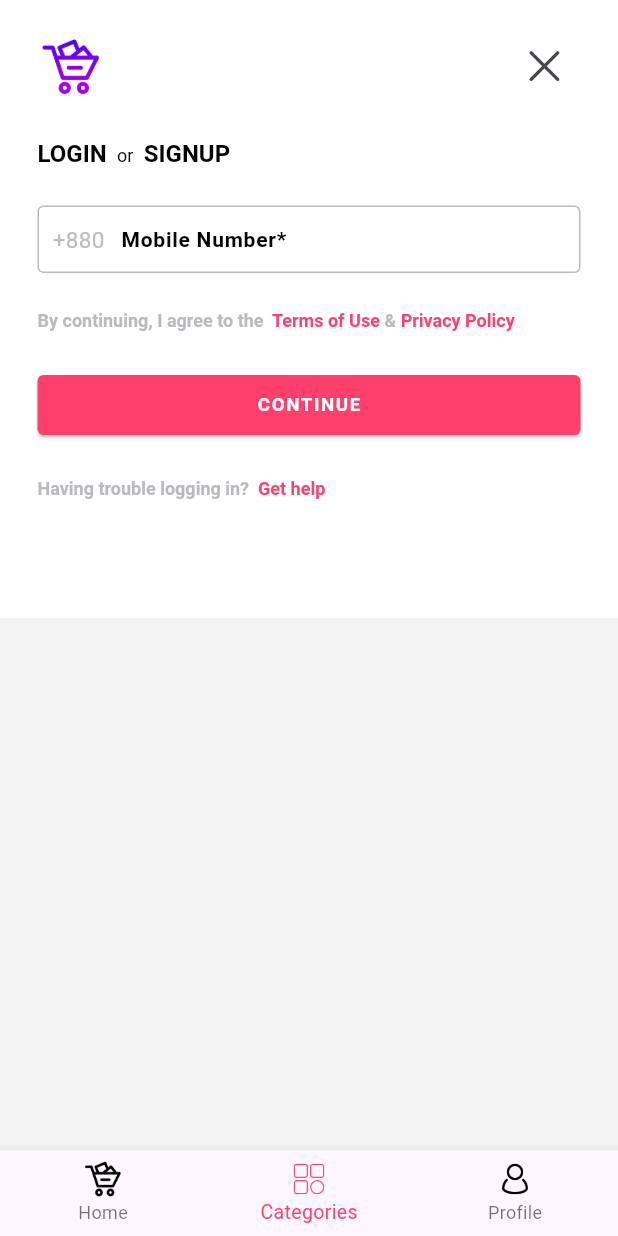
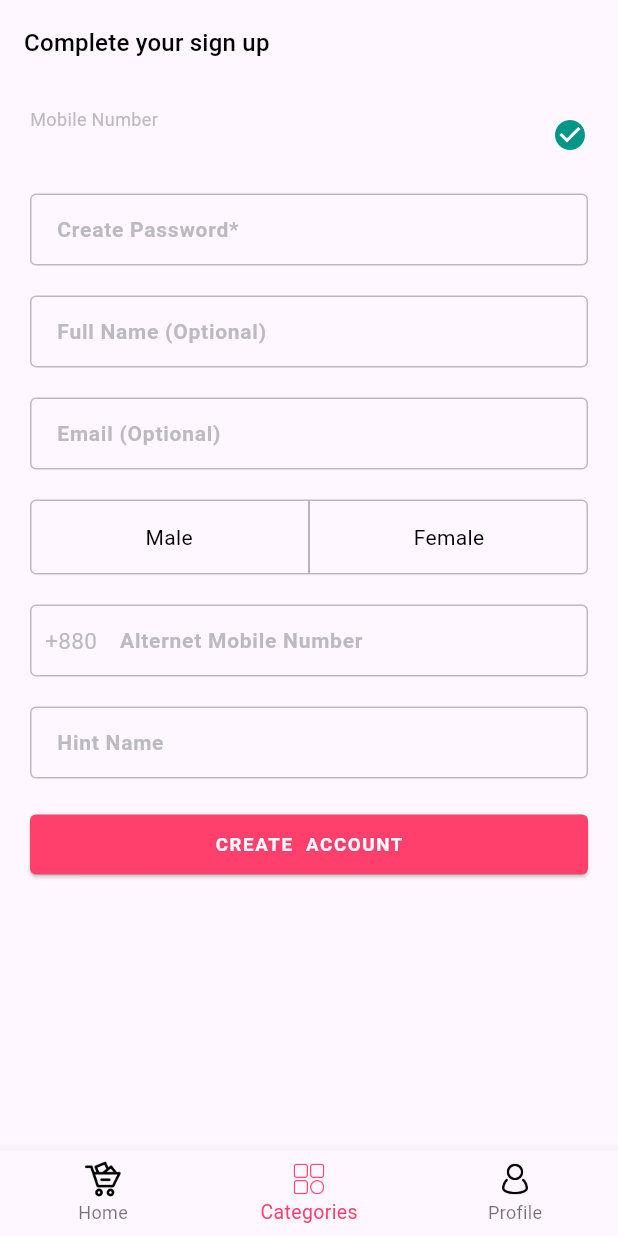
Before and after one commit to SakibJaber/StyleStitch, a Flutter app: the screen it shows after launch, item 2 of the bottom bar chosen, on a phone screen of 412 x 824 dp. Run offline on Flutter 3.47's test engine with Material 3 defaults, Android fonts, the phone set to English and light mode, and no system bars; our stand-ins replace flutter_secure_storage, get.

Commit message:
register section complete

```diff
--- /dev/null
+++ b/lib/components/sex_button.dart
@@ -0,0 +1,80 @@
+import 'package:flutter/material.dart';
+import 'package:get/get.dart';
+import 'package:style_stitch/features/register/controller/register_controller.dart';
+
+import 'package:style_stitch/theme/colors.dart';
+
+class SexButton extends StatelessWidget {
+   SexButton(
+      {super.key, required this.onGenderTap, required this.genderValue});
+
+  final Function(String value) onGenderTap;
+  final String genderValue;
+
+  var registerController = Get.put(RegisterController());
+
+  //  String genderValue = '';
+
+  // void onGenderTap(String gender) {
+  @override
+  Widget build(BuildContext context) {
+    return Container(
+      height: 50,
+      decoration: BoxDecoration(
+        border: Border.all(width: 1, color: AppColor.captionColor),
+        borderRadius: BorderRadius.circular(4),
+      ),
+      child: Row(
+        children: [
+          Flexible(
+            flex: 1,
+            child: InkWell(
+              onTap: () {
+                onGenderTap('Male');
+              },
+              child: Container(
+                color: genderValue == 'Male'
+                    ? AppColor.buttonColor
+                    : Colors.transparent,
+                child: Center(
+                  child: Text('Male',
+                      style: TextStyle(
+                          color: genderValue == 'Male'
+                              ? Colors.white
+                              : Colors.black)),
+                ),
+              ),
+            ),
+          ),
+          const VerticalDivider(
+            color: Colors.grey,
+            width: 3,
+            thickness: 1,
+          ),
+          Flexible(
+            flex: 1,
+            child: InkWell(
+              onTap: () {
+                onGenderTap('Female');
+              },
+              child: Container(
+                color: genderValue == 'Female'
+                    ? AppColor.buttonColor
+                    : Colors.transparent,
+                child: Center(
+                  child: Text(
+                    'Female',
+                    style: TextStyle(
+                        color: genderValue == 'Female'
+                            ? Colors.white
+                            : Colors.black),
+                  ),
+                ),
+              ),
+            ),
+          ),
+        ],
+      ),
+    );
+  }
+}
--- /dev/null
+++ b/lib/components/solid_button.dart
@@ -0,0 +1,38 @@
+import 'package:flutter/material.dart';
+import 'package:style_stitch/theme/colors.dart';
+
+class SolidButton extends StatelessWidget {
+  const SolidButton(
+      {super.key, required this.onPressed, required this.btnText, required this.width});
+  final Function() onPressed;
+  final String btnText;
+  final double width;
+
+  @override
+  Widget build(BuildContext context) {
+    return Center(
+      child: ElevatedButton(
+        style: ElevatedButton.styleFrom(
+            backgroundColor: AppColor.buttonColor,
+            shape: RoundedRectangleBorder(
+              borderRadius: BorderRadius.circular(4.0),
+            )),
+        onPressed: onPressed,
+        child: SizedBox(
+          width: MediaQuery.of(context).size.width * width,
+          child: Center(
+            child: Text(
+              btnText,
+              style: const TextStyle(
+                color: Colors.white,
+                fontSize: 12.5,
+                fontWeight: FontWeight.bold,
+                letterSpacing: 1.05,
+              ),
+            ),
+          ),
+        ),
+      ),
+    );
+  }
+}
--- /dev/null
+++ b/lib/components/text_from_field.dart
@@ -0,0 +1,72 @@
+import 'package:flutter/material.dart';
+import 'package:style_stitch/theme/colors.dart';
+
+class TextFromField extends StatelessWidget {
+  const TextFromField({
+    super.key,
+    required this.labelText,
+    this.prefixIcon,
+    this.validator,
+    required this.keyboardType, this.textEditingController,
+  });
+
+  final String labelText;
+  final TextInputType keyboardType;
+  final Widget? prefixIcon;
+  final String? Function(String? value)? validator;
+  final TextEditingController? textEditingController;
+
+  @override
+  Widget build(BuildContext context) {
+    return SizedBox(
+      // height: 45,
+      child: TextFormField(
+        // keyboardType: TextInputType.number,
+        keyboardType: keyboardType,
+        controller: textEditingController,
+        style: TextStyle(
+          color: AppColor.captionColor,
+          fontSize: 15,
+          fontWeight: FontWeight.bold,
+        ),
+        validator: validator,
+        // controller: controller.loginEditController, //? controller
+        decoration: InputDecoration(
+          contentPadding:
+              const EdgeInsets.only(top: 20, left: 10, bottom: 2, right: 10),
+          labelText: labelText,
+          labelStyle: TextStyle(
+            color: AppColor.captionColor,
+            fontSize: 14,
+            fontWeight: FontWeight.bold,
+          ),
+          prefixIcon: prefixIcon,
+          enabledBorder: OutlineInputBorder(
+            borderSide: BorderSide(
+              width: 1,
+              color: AppColor.captionColor,
+            ),
+          ),
+          focusedBorder: const OutlineInputBorder(
+            borderSide: BorderSide(
+              width: 1,
+              color: Colors.black54,
+            ),
+          ),
+          errorBorder: const OutlineInputBorder(
+            borderSide: BorderSide(
+              color: Colors.red,
+              width: 1,
+            ),
+          ),
+          focusedErrorBorder: const OutlineInputBorder(
+            borderSide: BorderSide(
+              color: Colors.red,
+              width: 1,
+            ),
+          ),
+        ),
+      ),
+    );
+  }
+}
--- a/lib/features/Categories/categories_page.dart
+++ b/lib/features/Categories/categories_page.dart
@@ -1,5 +1,5 @@
 import 'package:flutter/material.dart';
-import 'package:style_stitch/features/login/login_bottomsheet.dart';
+import 'package:style_stitch/features/register/register_page.dart';
 import 'package:style_stitch/theme/colors.dart';
 
 class CategoriesPage extends StatefulWidget {
@@ -12,11 +12,10 @@ class CategoriesPage extends StatefulWidget {
 class _CategoriesPageState extends State<CategoriesPage> {
   @override
   Widget build(BuildContext context) {
-    return  Scaffold(
-backgroundColor: AppColor.scaffoldBgColor,
-      body: SafeArea(
-        child: LoginBottomsheet(),
-      ),
+    return Scaffold(
+      backgroundColor: AppColor.scaffoldBgColor,
+      // body: const SafeArea(child: Text('Category')),
+      body: RegisterPage(),
     );
   }
 }
--- a/lib/features/home_page/home_page.dart
+++ b/lib/features/home_page/home_page.dart
@@ -10,8 +10,10 @@ class HomePage extends StatefulWidget {
 class _HomePageState extends State<HomePage> {
   @override
   Widget build(BuildContext context) {
-    return Scaffold(
-      body: Center(child: Text('home'),),
+    return const Scaffold(
+      body: Center(
+        child: Text('home'),
+      ),
     );
   }
 }
--- a/lib/features/landing_page.dart
+++ b/lib/features/landing_page.dart
@@ -1,9 +1,8 @@
 import 'package:flutter/material.dart';
 import 'package:style_stitch/features/sp_icon/sp_icon.dart';
 
-
 class LandingPage extends StatefulWidget {
-  LandingPage({Key? key}) : super(key: key);
+  const LandingPage({super.key});
 
   @override
   _LandingPageState createState() => _LandingPageState();
@@ -24,31 +23,28 @@ class _LandingPageState extends State<LandingPage> {
               currentIndex = index;
             });
           },
-        items: [
+          items: const [
             BottomNavigationBarItem(
               icon: SPIcon(
                 assetname: "logo-black.png",
-
               ),
               label: "Home",
             ),
             BottomNavigationBarItem(
               icon: SPIcon(
                 assetname: "categories.png",
-
               ),
               label: "Categories",
             ),
             BottomNavigationBarItem(
               icon: SPIcon(
                 assetname: "profile.png",
-
               ),
               label: "Profile",
             ),
           ],
         ),
-      body:Text('data')
+        body: const Text('data')
         //  pages[currentIndex],
         );
   }
--- a/lib/features/landing_page/landing_page.dart
+++ b/lib/features/landing_page/landing_page.dart
@@ -1,5 +1,5 @@
 import 'package:flutter/material.dart';
-import 'package:style_stitch/features/Categories/categories_page.dart';
+import 'package:style_stitch/features/categories/categories_page.dart';
 import 'package:style_stitch/features/home_page/home_page.dart';
 import 'package:style_stitch/features/profile_page/profile_page.dart';
 import 'package:style_stitch/features/sp_icon/sp_icon.dart';
--- a/lib/features/login/login_bottomsheet.dart
+++ b/lib/features/login/login_bottomsheet.dart
@@ -1,15 +1,21 @@
 import 'package:flutter/cupertino.dart';
 import 'package:flutter/material.dart';
+import 'package:get/get.dart';
+import 'package:style_stitch/components/solid_button.dart';
+import 'package:style_stitch/features/login/controller/login_controller.dart';
 import 'package:style_stitch/theme/colors.dart';
 
 class LoginBottomsheet extends StatelessWidget {
-  const LoginBottomsheet({super.key});
+  LoginBottomsheet({super.key});
+
+  LoginController controller = Get.put(LoginController());
 
   @override
   Widget build(BuildContext context) {
     return Container(
       height: MediaQuery.of(context).size.height / 2,
       color: Colors.white,
+      child: SingleChildScrollView(
         child: Padding(
           padding: const EdgeInsets.symmetric(vertical: 20, horizontal: 25),
           child: Column(
@@ -24,7 +30,9 @@ class LoginBottomsheet extends StatelessWidget {
                     height: 45.0,
                   ),
                   IconButton(
-                    onPressed: () {},
+                      onPressed: () {
+                        Get.back();
+                      },
                       icon: const Icon(
                         CupertinoIcons.clear,
                         size: 30,
@@ -32,7 +40,7 @@ class LoginBottomsheet extends StatelessWidget {
                 ],
               ),
               const SizedBox(
-              height: 25.0,
+                height: 20.0,
               ),
               RichText(
                 text: const TextSpan(
@@ -73,9 +81,10 @@ class LoginBottomsheet extends StatelessWidget {
                     fontSize: 15,
                     fontWeight: FontWeight.bold,
                   ),
+                  controller: controller.loginEditController, //? controller
                   decoration: InputDecoration(
                     contentPadding: const EdgeInsets.only(top: 20),
-                  labelText: 'Mobile Number*',
+                    labelText: '  Mobile Number*',
                     labelStyle: const TextStyle(
                       color: Colors.black,
                       fontSize: 14,
@@ -142,34 +151,15 @@ class LoginBottomsheet extends StatelessWidget {
                 ),
               ),
               const SizedBox(
-              height: 25.0,
+                height: 20.0,
               ),
-            Center(
-              child: ElevatedButton(
-                style: ElevatedButton.styleFrom(
-                    backgroundColor: AppColor.buttonColor,
-                    shape: RoundedRectangleBorder(
-                      borderRadius: BorderRadius.circular(4.0),
-                    )),
-                onPressed: () {},
-                child: SizedBox(
-                  width: MediaQuery.of(context).size.width * .80,
-                  child: const Center(
-                    child: Text(
-                      'CONTINUE',
-                      style: TextStyle(
-                        color: Colors.white,
-                        fontSize: 12.5,
-                        fontWeight: FontWeight.bold,
-                        letterSpacing: 1.05,
-                      ),
-                    ),
-                  ),
-                ),
-              ),
+              SolidButton(
+                onPressed: controller.login,
+                btnText: 'CONTINUE',
+                width: 0.80,
               ),
               const SizedBox(
-              height: 25.0,
+                height: 50.0,
               ),
               RichText(
                 text: TextSpan(
@@ -194,6 +184,7 @@ class LoginBottomsheet extends StatelessWidget {
             ],
           ),
         ),
+      ),
     );
   }
 }
--- /dev/null
+++ b/lib/features/login/model/login_model.dart
@@ -0,0 +1,27 @@
+// To parse this JSON data, do
+//
+//     final loginModel = loginModelFromJson(jsonString);
+
+
+import 'dart:convert';
+
+LoginModel loginModelFromJson(String str) =>
+    LoginModel.fromJson(json.decode(str));
+
+String loginModelToJson(LoginModel data) => json.encode(data.toJson());
+
+class LoginModel {
+  String phone;
+
+  LoginModel({
+    required this.phone,
+  });
+
+  factory LoginModel.fromJson(Map<String, dynamic> json) => LoginModel(
+        phone: json["phone"],
+      );
+
+  Map<String, dynamic> toJson() => {
+        "phone": phone,
+      };
+}
--- /dev/null
+++ b/lib/features/register/controller/register_controller.dart
@@ -0,0 +1,44 @@
+import 'dart:convert';
+import 'package:flutter/material.dart';
+import 'package:get/get.dart';
+import 'package:style_stitch/features/landing_page/landing_page.dart';
+import 'package:style_stitch/features/login/controller/login_controller.dart';
+import 'package:style_stitch/features/register/model/register_model.dart';
+import 'package:style_stitch/service/network/network_handler.dart';
+
+var loginController = Get.put(LoginController());
+
+class RegisterController extends GetxController {
+  TextEditingController passwordTextController = TextEditingController();
+  TextEditingController nameTextController = TextEditingController();
+  TextEditingController emailTextController = TextEditingController();
+  TextEditingController alternativeNumberTextController =
+      TextEditingController();
+  TextEditingController hintNameTextController = TextEditingController();
+  RxString selectedGender = ''.obs;
+
+  void register() async {
+    print('object1');
+    RegisterModel registerModel = RegisterModel(
+      phone: loginController.loginEditController.text,
+      name: nameTextController.text,
+      password: passwordTextController.text,
+      email: emailTextController.text,
+      alterNumber: alternativeNumberTextController.text,
+      hint: hintNameTextController.text,
+      gender: selectedGender.value,
+    );
+
+    var response = await NetworkHandler.post(
+        registerModelToJson(registerModel), 'user/updateByPhone');
+
+    print(response);
+    var data = json.decode(response);
+    print(data);
+
+    if (data['message'] == "User Register Successfully") {
+      Get.to(() => const LandingPage());
+      // Get.offAll(const LandingPage());
+    }
+  }
+}
--- /dev/null
+++ b/lib/features/register/model/register_model.dart
@@ -0,0 +1,47 @@
+import 'package:meta/meta.dart';
+import 'dart:convert';
+
+RegisterModel registerModelFromJson(String str) =>
+    RegisterModel.fromJson(json.decode(str));
+
+String registerModelToJson(RegisterModel data) => json.encode(data.toJson());
+
+class RegisterModel {
+  String phone;
+  String name;
+  String email;
+  String alterNumber;
+  String password;
+  String hint;
+  String gender;
+
+  RegisterModel({
+    required this.phone,
+    required this.name,
+    required this.email,
+    required this.alterNumber,
+    required this.password,
+    required this.hint,
+    required this.gender,
+  });
+
+  factory RegisterModel.fromJson(Map<String, dynamic> json) => RegisterModel(
+        phone: json["phone"],
+        name: json["name"],
+        email: json["email"],
+        alterNumber: json["alterNumber"],
+        password: json["password"],
+        hint: json["hint"],
+        gender: json["gender"],
+      );
+
+  Map<String, dynamic> toJson() => {
+        "phone": phone,
+        "name": name,
+        "email": email,
+        "alterNumber": alterNumber,
+        "password": password,
+        "hint": hint,
+        "gender": gender,
+      };
+}
--- /dev/null
+++ b/lib/features/register/register_page.dart
@@ -0,0 +1,157 @@
+import 'package:flutter/material.dart';
+import 'package:get/get.dart';
+import 'package:get/get_connect/http/src/utils/utils.dart';
+import 'package:style_stitch/components/sex_button.dart';
+import 'package:style_stitch/components/solid_button.dart';
+import 'package:style_stitch/components/text_from_field.dart';
+import 'package:style_stitch/features/login/controller/login_controller.dart';
+import 'package:style_stitch/features/register/controller/register_controller.dart';
+import 'package:style_stitch/theme/colors.dart';
+
+class RegisterPage extends StatelessWidget {
+  RegisterPage({super.key});
+  final formKey = GlobalKey<FormState>();
+  var loginController = Get.put(LoginController());
+  var registerController = Get.put(RegisterController());
+
+  @override
+  Widget build(BuildContext context) {
+    return Scaffold(
+        // backgroundColor: AppColor.scaffoldBgColor,
+        appBar: AppBar(
+          title: const Text(
+            'Complete your sign up',
+            style: TextStyle(
+                color: Colors.black,
+                fontWeight: FontWeight.w500,
+                fontSize: 16.0),
+          ),
+        ),
+        body: SingleChildScrollView(
+          child: Padding(
+            padding:
+                const EdgeInsets.symmetric(horizontal: 20.0, vertical: 15.0),
+            child: Form(
+              key: formKey,
+              child: Column(
+                children: [
+                  Row(
+                    mainAxisAlignment: MainAxisAlignment.spaceBetween,
+                    children: [
+                      Column(
+                        children: [
+                          Padding(
+                            padding: const EdgeInsets.only(right: 30),
+                            child: Text(
+                              'Mobile Number',
+                              style: TextStyle(
+                                  fontSize: 12.0, color: AppColor.captionColor),
+                            ),
+                          ),
+                          Text(
+                            loginController.loginEditController.text,
+                            style: TextStyle(
+                                fontSize: 15.0, color: AppColor.headingColor6),
+                          ),
+                        ],
+                      ),
+                      const Icon(
+                        Icons.check_circle,
+                        color: Colors.teal,
+                      )
+                    ],
+                  ),
+                  const SizedBox(
+                    height: 20.0,
+                  ),
+                  TextFromField(
+                    textEditingController:
+                        registerController.passwordTextController,
+                    keyboardType: TextInputType.visiblePassword,
+                    labelText: ' Create Password*',
+                    // validator: (value) {
+                    //   if (value!.isEmpty) {
+                    //     return "Password can't be empty";
+                    //   }
+                    //   print(value);
+                    //   return (value);
+                    // },
+                  ),
+                  const SizedBox(
+                    height: 20.0,
+                  ),
+                  TextFromField(
+                    textEditingController:
+                        registerController.nameTextController,
+                    labelText: ' Full Name (Optional)',
+                    keyboardType: TextInputType.name,
+                  ),
+                  const SizedBox(
+                    height: 20.0,
+                  ),
+                  TextFromField(
+                    textEditingController:
+                        registerController.emailTextController,
+                    keyboardType: TextInputType.emailAddress,
+                    labelText: ' Email (Optional)',
+                  ),
+                  const SizedBox(
+                    height: 20.0,
+                  ),
+                  Obx(
+                    () => SexButton(
+                      onGenderTap: onGenderTap,
+                      genderValue: registerController.selectedGender.value,
+                    ),
+                  ),
+                  const SizedBox(
+                    height: 20.0,
+                  ),
+                  TextFromField(
+                    textEditingController:
+                        registerController.alternativeNumberTextController,
+                    keyboardType: TextInputType.number,
+                    labelText: ' Alternet Mobile Number',
+                    prefixIcon: Padding(
+                      padding:
+                          const EdgeInsets.only(left: 10, top: 13.5, right: 7),
+                      child: Text(
+                        '+880',
+                        style: TextStyle(
+                            color: AppColor.captionColor, fontSize: 15),
+                      ),
+                    ),
+                  ),
+                  const SizedBox(
+                    height: 20.0,
+                  ),
+                  TextFromField(
+                    textEditingController:
+                        registerController.hintNameTextController,
+                    keyboardType: TextInputType.name,
+                    labelText: ' Hint Name',
+                  ),
+                  const SizedBox(
+                    height: 20.0,
+                  ),
+                  SolidButton(
+                    onPressed: () {
+                      if (formKey.currentState!.validate()) {
+                        registerController.register();
+                      }
+                    },
+                    btnText: 'CREATE  ACCOUNT',
+                    width: 0.8,
+                  )
+                ],
+              ),
+            ),
+          ),
+        ));
+  }
+
+  void onGenderTap(String gender) {
+    registerController.selectedGender.value = gender;
+    print(registerController.selectedGender.value);
+  }
+}
--- a/pubspec.yaml
+++ b/pubspec.yaml
@@ -1,5 +1,5 @@
 name: style_stitch
-description: "A new Flutter project."
+description: "Unify diverse designs for a captivating visual experience."
 # The following line prevents the package from being accidentally published to
 # pub.dev using `flutter pub publish`. This is preferred for private packages.
 publish_to: 'none' # Remove this line if you wish to publish to pub.dev
@@ -45,6 +45,8 @@ dependencies:
   cupertino_icons: ^1.0.6
   get: ^4.6.6
   flutter_native_splash: ^1.3.2
+  http: ^1.2.1
+  flutter_secure_storage: ^9.1.1
 
 dev_dependencies:
   flutter_test:
```
Also changed, not shown: lib/components/profile_item.dart (+9 -3 lines), lib/features/login/controller/login_controller.dart (added, +41 -0 lines), lib/features/profile_page/general_profile.dart (+23 -28 lines), lib/service/network/network_handler.dart (added, +34 -0 lines), pubspec.lock, 5 other files. Lines whose indentation alone changed are shown as unchanged.
